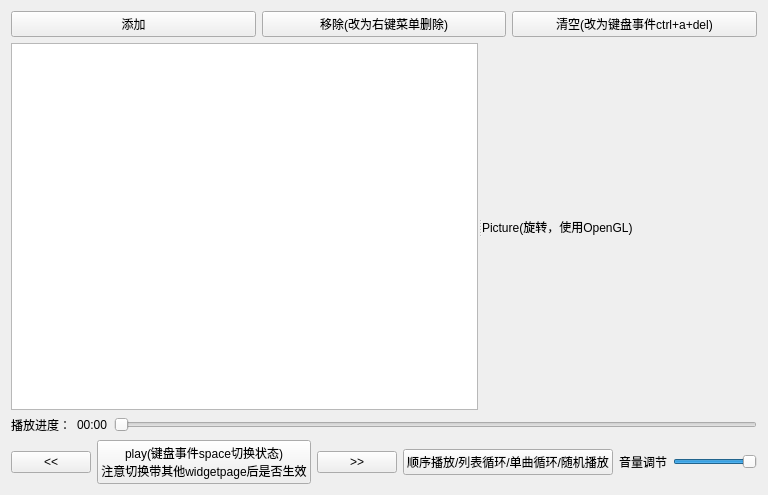
First picture: the form in frontend/audioplayerwidget/audioplayerwidget.ui, repository pydmy7/WinkStudio, before the edit.
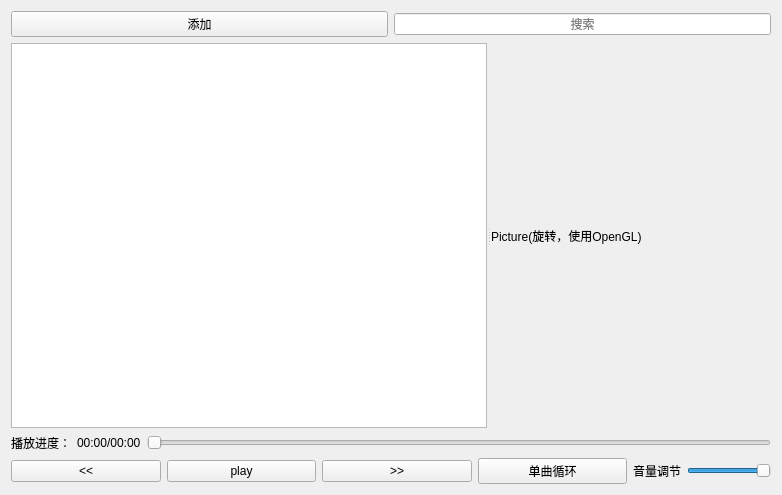
Second picture: the form after the edit.

Patch:
```diff
--- a/frontend/audioplayerwidget/audioplayerwidget.ui
+++ b/frontend/audioplayerwidget/audioplayerwidget.ui
@@ -6,7 +6,7 @@
    <rect>
     <x>0</x>
     <y>0</y>
-    <width>690</width>
+    <width>782</width>
     <height>495</height>
    </rect>
   </property>
@@ -19,7 +19,7 @@
      <item>
       <widget class="QPushButton" name="btn_add">
        <property name="sizePolicy">
-        <sizepolicy hsizetype="Minimum" vsizetype="Fixed">
+        <sizepolicy hsizetype="Expanding" vsizetype="Fixed">
          <horstretch>0</horstretch>
          <verstretch>0</verstretch>
         </sizepolicy>
@@ -30,16 +30,15 @@
       </widget>
      </item>
      <item>
-      <widget class="QPushButton" name="btn_delete">
+      <widget class="QLineEdit" name="lineEdit">
        <property name="text">
-        <string>移除(改为右键菜单删除)</string>
+        <string/>
        </property>
-      </widget>
-     </item>
-     <item>
-      <widget class="QPushButton" name="btn_clear">
-       <property name="text">
-        <string>清空(改为键盘事件ctrl+a+del)</string>
+       <property name="alignment">
+        <set>Qt::AlignCenter</set>
+       </property>
+       <property name="placeholderText">
+        <string>搜索</string>
        </property>
       </widget>
      </item>
@@ -81,7 +80,7 @@
          <item>
           <widget class="QLabel" name="label_time">
            <property name="text">
-            <string>00:00</string>
+            <string>00:00/00:00</string>
            </property>
           </widget>
          </item>
@@ -115,8 +114,7 @@
          <item>
           <widget class="QPushButton" name="btn_playpause">
            <property name="text">
-            <string>play(键盘事件space切换状态)
-注意切换带其他widgetpage后是否生效</string>
+            <string>play</string>
            </property>
           </widget>
          </item>
@@ -130,7 +128,7 @@
          <item>
           <widget class="QPushButton" name="btn_playmode">
            <property name="text">
-            <string>顺序播放/列表循环/单曲循环/随机播放</string>
+            <string>单曲循环</string>
            </property>
           </widget>
          </item>
```
Left out of the diff: 9 changed lines with no effect on the pictures.
